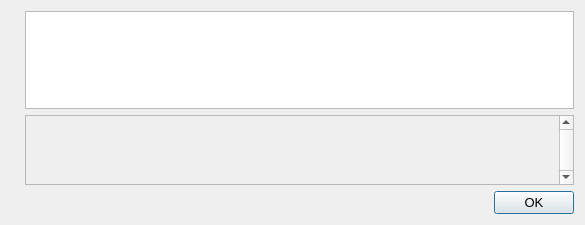
Above: src/qt/forms/helpmessagedialog.ui from BITCORNProject/BITCORN-oldchain before the change. Below: the same form after it.
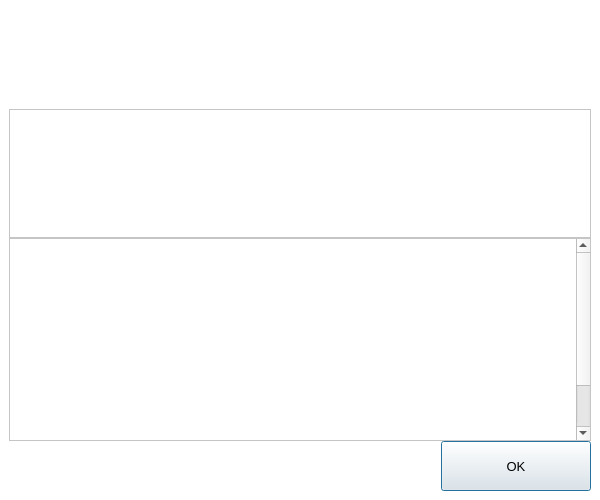
That is the form after the change. Icons and pictures are not drawn.

The edit to the form file:
```diff
--- a/src/qt/forms/helpmessagedialog.ui
+++ b/src/qt/forms/helpmessagedialog.ui
@@ -6,19 +6,85 @@
    <rect>
     <x>0</x>
     <y>0</y>
-    <width>585</width>
-    <height>225</height>
-   </rect>
-  </property>
+        <width>600</width>
+        <height>500</height>
+      </rect>
+    </property>
+    <property name="minimumSize">
+      <size>
+        <width>600</width>
+        <height>500</height>
+      </size>
+    </property>
   <property name="font">
    <font>
     <pointsize>10</pointsize>
    </font>
   </property>
   <property name="windowTitle">
-   <string notr="true">BITCORN - Command-line options</string>
-  </property>
-  <layout class="QHBoxLayout" name="horizontalLayout_2">
+      <string notr="true">BITCORN Core - Command-line options</string>
+    </property>
+    <property name="styleSheet">
+      <string notr="true">
+        #HelpMessageDialog {
+        background-color:#FFFFFF;
+        }
+      </string>
+    </property>
+    <layout class="QVBoxLayout" name="verticalLayout_3">
+      <property name="spacing">
+        <number>0</number>
+      </property>
+      <property name="leftMargin">
+        <number>0</number>
+      </property>
+      <property name="topMargin">
+        <number>0</number>
+      </property>
+      <property name="rightMargin">
+        <number>0</number>
+      </property>
+      <property name="bottomMargin">
+        <number>0</number>
+      </property>
+      <item>
+        <widget class="QWidget" name="helpContainer" native="true">
+          <property name="sizePolicy">
+            <sizepolicy hsizetype="Preferred" vsizetype="Preferred">
+              <horstretch>0</horstretch>
+              <verstretch>100</verstretch>
+            </sizepolicy>
+          </property>
+          <property name="minimumSize">
+            <size>
+              <width>0</width>
+              <height>200</height>
+            </size>
+          </property>
+          <property name="styleSheet">
+            <string notr="true">
+              #helpContainer{
+              background-color:white;
+              padding:9px;
+              }
+            </string>
+          </property>
+          <layout class="QVBoxLayout" name="verticalLayout_4">
+            <property name="spacing">
+              <number>0</number>
+            </property>
+            <property name="leftMargin">
+              <number>9</number>
+            </property>
+            <property name="topMargin">
+              <number>9</number>
+            </property>
+            <property name="rightMargin">
+              <number>9</number>
+            </property>
+            <property name="bottomMargin">
+              <number>9</number>
+            </property>
    <item>
     <widget class="QLabel" name="graphic">
      <property name="sizePolicy">
@@ -27,6 +93,12 @@
        <verstretch>0</verstretch>
       </sizepolicy>
      </property>
+                <property name="minimumSize">
+                  <size>
+                    <width>0</width>
+                    <height>100</height>
+                  </size>
+                </property>
      <property name="pixmap">
       <pixmap resource="../bitcorn.qrc">:/images/about</pixmap>
      </property>
@@ -34,8 +106,25 @@
    </item>
    <item>
     <layout class="QVBoxLayout" name="verticalLayout">
+                <property name="topMargin">
+                  <number>100</number>
+                </property>
      <item>
       <widget class="QTextEdit" name="helpMessage">
+                    <property name="minimumSize">
+                      <size>
+                        <width>0</width>
+                        <height>0</height>
+                      </size>
+                    </property>
+                    <property name="styleSheet">
+                      <string notr="true">
+                        #helpMessage {
+                        background-color:#FFFFFF;
+                        color:#707070;
+                        }
+                      </string>
+                    </property>
        <property name="readOnly">
         <bool>true</bool>
        </property>
@@ -43,6 +132,19 @@
      </item>
      <item>
       <widget class="QScrollArea" name="scrollArea">
+                    <property name="minimumSize">
+                      <size>
+                        <width>0</width>
+                        <height>0</height>
+                      </size>
+                    </property>
+                    <property name="styleSheet">
+                      <string notr="true">
+                        #scrollArea {
+                        background-color:#FFFFFF;
+                        }
+                      </string>
+                    </property>
        <property name="verticalScrollBarPolicy">
         <enum>Qt::ScrollBarAlwaysOn</enum>
        </property>
@@ -54,16 +156,37 @@
          <rect>
           <x>0</x>
           <y>0</y>
-          <width>447</width>
-          <height>68</height>
-         </rect>
-        </property>
+                          <width>564</width>
+                          <height>263</height>
+                        </rect>
+                      </property>
+                      <property name="styleSheet">
+                        <string notr="true">
+                          #scrollAreaWidgetContents {
+                          background-color:#FFFFFF;
+                          }
+                        </string>
+                      </property>
         <layout class="QVBoxLayout" name="verticalLayout_2">
          <item>
           <widget class="QLabel" name="aboutMessage">
+                            <property name="minimumSize">
+                              <size>
+                                <width>0</width>
+                                <height>245</height>
+                              </size>
+                            </property>
            <property name="cursor">
             <cursorShape>IBeamCursor</cursorShape>
            </property>
+                            <property name="styleSheet">
+                              <string notr="true">
+                                #aboutMessage {
+                                background-color:#FFFFFF;
+                                color:#707070;
+                                }
+                              </string>
+                            </property>
            <property name="textFormat">
             <enum>Qt::PlainText</enum>
            </property>
@@ -82,55 +205,43 @@
        </widget>
       </widget>
      </item>
+              </layout>
+            </item>
      <item>
-      <widget class="QDialogButtonBox" name="okButton">
+              <layout class="QHBoxLayout" name="horizontalLayout">
+                <item>
+                  <spacer name="horizontalSpacer">
        <property name="orientation">
         <enum>Qt::Horizontal</enum>
        </property>
-       <property name="standardButtons">
-        <set>QDialogButtonBox::Ok</set>
-       </property>
+                    <property name="sizeHint" stdset="0">
+                      <size>
+                        <width>40</width>
+                        <height>20</height>
+                      </size>
+                    </property>
+                  </spacer>
+                </item>
+                <item>
+                  <widget class="QPushButton" name="pushButtonOk">
+                    <property name="minimumSize">
+                      <size>
+                        <width>150</width>
+                        <height>50</height>
+                      </size>
+                    </property>
+                    <property name="text">
+                      <string>OK</string>
+                    </property>
       </widget>
      </item>
     </layout>
    </item>
   </layout>
  </widget>
- <resources>
-  <include location="../bitcorn.qrc"/>
- </resources>
- <connections>
-  <connection>
-   <sender>okButton</sender>
-   <signal>accepted()</signal>
-   <receiver>HelpMessageDialog</receiver>
-   <slot>accept()</slot>
-   <hints>
-    <hint type="sourcelabel">
-     <x>20</x>
-     <y>20</y>
-    </hint>
-    <hint type="destinationlabel">
-     <x>20</x>
-     <y>20</y>
-    </hint>
-   </hints>
-  </connection>
-  <connection>
-   <sender>okButton</sender>
-   <signal>rejected()</signal>
-   <receiver>HelpMessageDialog</receiver>
-   <slot>reject()</slot>
-   <hints>
-    <hint type="sourcelabel">
-     <x>20</x>
-     <y>20</y>
-    </hint>
-    <hint type="destinationlabel">
-     <x>20</x>
-     <y>20</y>
-    </hint>
-   </hints>
-  </connection>
- </connections>
+      </item>
+    </layout>
+  </widget>
+  <resources/>
+  <connections/>
 </ui>
```
Left out of the diff: 2 changed lines with no effect on the pictures. Lines whose indentation alone changed are shown as unchanged.
